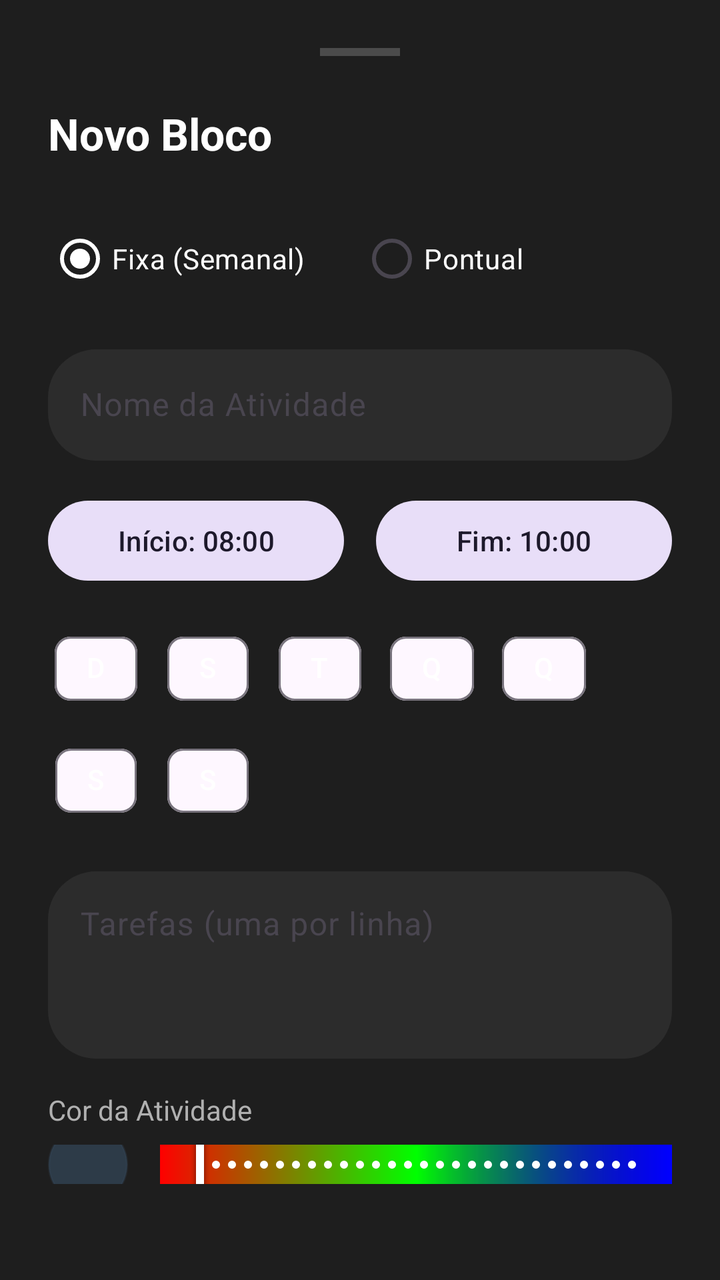
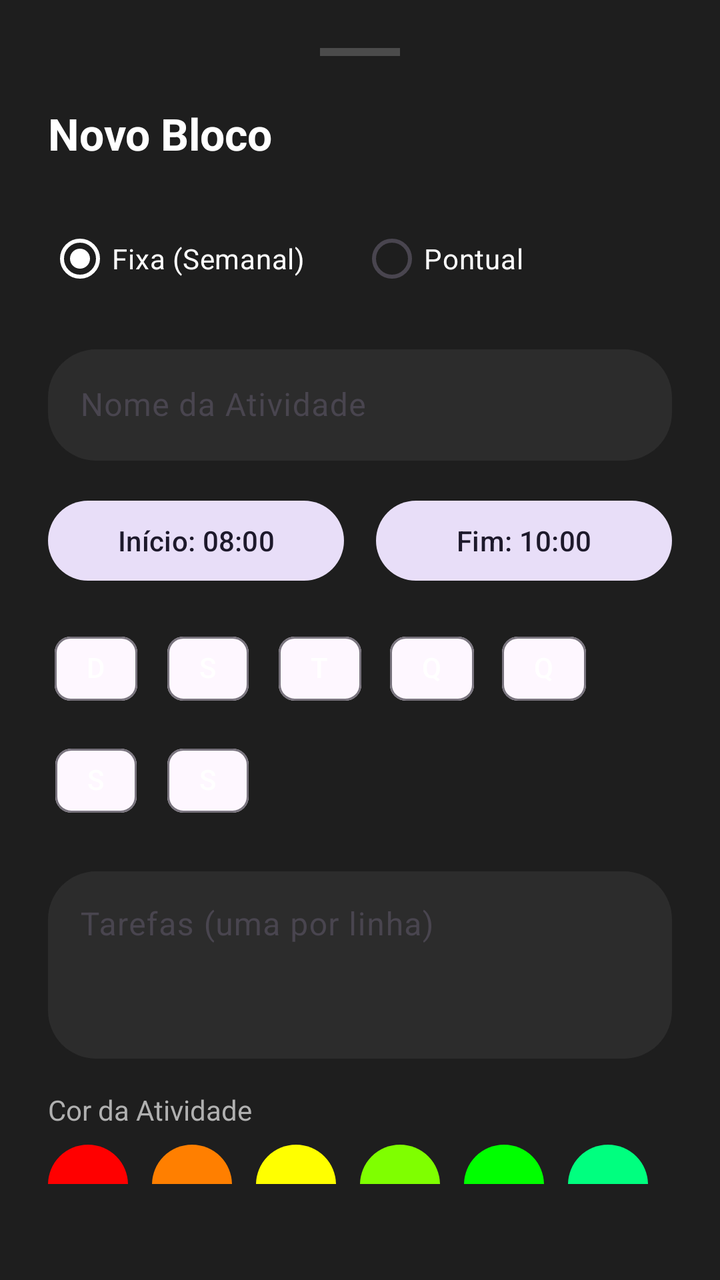

An Android layout rendered at two revisions. The XML below is the earlier revision; the diff shows what the commit changed to produce the second picture.
<!-- AndroidManifest.xml: application theme Theme.FlowWidget -->
<!-- res/layout/bottom_sheet_routine.xml -->
<?xml version="1.0" encoding="utf-8"?>
<LinearLayout xmlns:android="http://schemas.android.com/apk/res/android"
    xmlns:app="http://schemas.android.com/apk/res-auto"
    android:layout_width="match_parent"
    android:layout_height="wrap_content"
    android:background="#1E1E1E"
    android:orientation="vertical"
    android:padding="24dp">

    <View
        android:layout_width="40dp"
        android:layout_height="4dp"
        android:layout_gravity="center_horizontal"
        android:layout_marginBottom="24dp"
        android:background="#33FFFFFF" />

    <TextView
        android:id="@+id/tv_sheet_title"
        android:layout_width="wrap_content"
        android:layout_height="wrap_content"
        android:layout_marginBottom="24dp"
        android:text="Novo Bloco"
        android:textColor="#FFFFFF"
        android:textSize="22sp"
        android:textStyle="bold" />

    <RadioGroup
        android:id="@+id/rg_type"
        android:layout_width="match_parent"
        android:layout_height="wrap_content"
        android:layout_marginBottom="16dp"
        android:orientation="horizontal">

        <RadioButton
            android:id="@+id/rb_fixed"
            android:layout_width="0dp"
            android:layout_height="wrap_content"
            android:layout_weight="1"
            android:checked="true"
            android:text="Fixa (Semanal)"
            android:textColor="#FFFFFF" />

        <RadioButton
            android:id="@+id/rb_punctual"
            android:layout_width="0dp"
            android:layout_height="wrap_content"
            android:layout_weight="1"
            android:text="Pontual"
            android:textColor="#FFFFFF" />
    </RadioGroup>

    <com.google.android.material.textfield.TextInputLayout
        android:layout_width="match_parent"
        android:layout_height="wrap_content"
        android:layout_marginBottom="16dp"
        app:boxBackgroundColor="#2C2C2C"
        app:boxCornerRadiusBottomEnd="24dp"
        app:boxCornerRadiusBottomStart="24dp"
        app:boxCornerRadiusTopEnd="24dp"
        app:boxCornerRadiusTopStart="24dp"
        app:boxStrokeWidth="0dp"
        app:hintTextColor="#B0B0B0">

        <com.google.android.material.textfield.TextInputEditText
            android:id="@+id/et_name"
            android:layout_width="match_parent"
            android:layout_height="wrap_content"
            android:hint="Nome da Atividade"
            android:textColor="#FFFFFF" />
    </com.google.android.material.textfield.TextInputLayout>

    <LinearLayout
        android:layout_width="match_parent"
        android:layout_height="wrap_content"
        android:layout_marginBottom="16dp"
        android:orientation="horizontal">

        <Button
            android:id="@+id/btn_start_time"
            style="@style/Widget.Material3.Button.TonalButton"
            android:layout_width="0dp"
            android:layout_height="wrap_content"
            android:layout_marginEnd="8dp"
            android:layout_weight="1"
            android:text="Início: 08:00"
            app:cornerRadius="24dp" />

        <Button
            android:id="@+id/btn_end_time"
            style="@style/Widget.Material3.Button.TonalButton"
            android:layout_width="0dp"
            android:layout_height="wrap_content"
            android:layout_marginStart="8dp"
            android:layout_weight="1"
            android:text="Fim: 10:00"
            app:cornerRadius="24dp" />
    </LinearLayout>

    <Button
        android:id="@+id/btn_date"
        style="@style/Widget.Material3.Button.TonalButton"
        android:layout_width="match_parent"
        android:layout_height="wrap_content"
        android:layout_marginBottom="16dp"
        android:text="Data: 2023-10-27"
        android:visibility="gone"
        app:cornerRadius="24dp" />

    <com.google.android.material.chip.ChipGroup
        android:id="@+id/cg_days"
        android:layout_width="match_parent"
        android:layout_height="wrap_content"
        android:layout_marginBottom="16dp">

        <com.google.android.material.chip.Chip
            android:id="@+id/chip_dom"
            style="@style/Widget.Material3.Chip.Filter"
            android:layout_width="wrap_content"
            android:layout_height="wrap_content"
            android:text="D"
            android:textColor="#FFFFFF" />

        <com.google.android.material.chip.Chip
            android:id="@+id/chip_seg"
            style="@style/Widget.Material3.Chip.Filter"
            android:layout_width="wrap_content"
            android:layout_height="wrap_content"
            android:text="S"
            android:textColor="#FFFFFF" />

        <com.google.android.material.chip.Chip
            android:id="@+id/chip_ter"
            style="@style/Widget.Material3.Chip.Filter"
            android:layout_width="wrap_content"
            android:layout_height="wrap_content"
            android:text="T"
            android:textColor="#FFFFFF" />

        <com.google.android.material.chip.Chip
            android:id="@+id/chip_qua"
            style="@style/Widget.Material3.Chip.Filter"
            android:layout_width="wrap_content"
            android:layout_height="wrap_content"
            android:text="Q"
            android:textColor="#FFFFFF" />

        <com.google.android.material.chip.Chip
            android:id="@+id/chip_qui"
            style="@style/Widget.Material3.Chip.Filter"
            android:layout_width="wrap_content"
            android:layout_height="wrap_content"
            android:text="Q"
            android:textColor="#FFFFFF" />

        <com.google.android.material.chip.Chip
            android:id="@+id/chip_sex"
            style="@style/Widget.Material3.Chip.Filter"
            android:layout_width="wrap_content"
            android:layout_height="wrap_content"
            android:text="S"
            android:textColor="#FFFFFF" />

        <com.google.android.material.chip.Chip
            android:id="@+id/chip_sab"
            style="@style/Widget.Material3.Chip.Filter"
            android:layout_width="wrap_content"
            android:layout_height="wrap_content"
            android:text="S"
            android:textColor="#FFFFFF" />
    </com.google.android.material.chip.ChipGroup>

    <com.google.android.material.textfield.TextInputLayout
        android:layout_width="match_parent"
        android:layout_height="wrap_content"
        android:layout_marginBottom="16dp"
        app:boxBackgroundColor="#2C2C2C"
        app:boxCornerRadiusBottomEnd="24dp"
        app:boxCornerRadiusBottomStart="24dp"
        app:boxCornerRadiusTopEnd="24dp"
        app:boxCornerRadiusTopStart="24dp"
        app:boxStrokeWidth="0dp"
        app:hintTextColor="#B0B0B0">

        <com.google.android.material.textfield.TextInputEditText
            android:id="@+id/et_tasks"
            android:layout_width="match_parent"
            android:layout_height="wrap_content"
            android:gravity="top"
            android:hint="Tarefas (uma por linha)"
            android:inputType="textMultiLine"
            android:minLines="3"
            android:textColor="#FFFFFF" />
    </com.google.android.material.textfield.TextInputLayout>

    <TextView
        android:layout_width="wrap_content"
        android:layout_height="wrap_content"
        android:text="Cor da Atividade"
        android:textColor="#B0B0B0"
        android:textSize="14sp"
        android:layout_marginBottom="8dp" />

    <LinearLayout
        android:layout_width="match_parent"
        android:layout_height="wrap_content"
        android:orientation="horizontal"
        android:gravity="center_vertical"
        android:layout_marginBottom="24dp">

        <View
            android:id="@+id/view_selected_color"
            android:layout_width="40dp"
            android:layout_height="40dp"
            android:background="@drawable/bg_task_container"
            android:backgroundTint="#34495e" />

        <com.google.android.material.slider.Slider
            android:id="@+id/slider_hue"
            android:layout_width="0dp"
            android:layout_height="wrap_content"
            android:layout_weight="1"
            android:layout_marginStart="16dp"
            android:valueFrom="0.0"
            android:valueTo="360.0"
            android:stepSize="1.0"
            app:trackHeight="12dp"
            app:trackColorActive="@android:color/transparent"
            app:trackColorInactive="@android:color/transparent"
            android:background="@drawable/hue_gradient"
            app:thumbColor="#FFFFFF"
            app:thumbElevation="4dp" />
    </LinearLayout>

    <Button
        android:id="@+id/btn_save"
        android:layout_width="match_parent"
        android:layout_height="64dp"
        android:backgroundTint="#FFFFFF"
        android:text="Salvar Bloco"
        android:textColor="#121212"
        android:textStyle="bold"
        app:cornerRadius="32dp" />

</LinearLayout>
<!-- resources referenced by this layout -->
<resources>
  <!-- drawable bg_task_container (drawable) -->
  <?xml version="1.0" encoding="utf-8"?>
  <shape xmlns:android="http://schemas.android.com/apk/res/android">
      <solid android:color="#A6FFFFFF" />
  
      <corners android:radius="24dp" />
  
      <stroke
          android:width="1dp"
          android:color="#4DFFFFFF" />
  </shape>
  <!-- drawable hue_gradient (drawable) -->
  <?xml version="1.0" encoding="utf-8"?>
  <layer-list xmlns:android="http://schemas.android.com/apk/res/android">
      <item>
          <shape android:shape="rectangle">
              <corners android:radius="12dp" />
              <gradient
                  android:angle="0"
                  android:startColor="#FF0000"
                  android:centerColor="#00FF00"
                  android:type="linear" />
          </shape>
      </item>
      <item>
          <shape android:shape="rectangle">
              <corners android:radius="12dp" />
              <gradient
                  android:angle="0"
                  android:startColor="#00000000"
                  android:centerColor="#0000FF00"
                  android:endColor="#0000FF"
                  android:type="linear" />
          </shape>
      </item>
  </layer-list>
  <style name="Theme.FlowWidget" parent="Theme.Material3.DayNight.NoActionBar">
          
          <item name="colorPrimary">#FFFFFF</item>
          <item name="android:windowBackground">#121212</item>
          <item name="android:statusBarColor">#121212</item>
      </style>
</resources>

<!-- the commit's change to res/layout/bottom_sheet_routine.xml (unified diff, before → after) -->
@@ -200,36 +200,152 @@
         android:textSize="14sp"
         android:layout_marginBottom="8dp" />
 
-    <LinearLayout
-        android:layout_width="match_parent"
-        android:layout_height="wrap_content"
-        android:orientation="horizontal"
-        android:gravity="center_vertical"
-        android:layout_marginBottom="24dp">
-
-        <View
-            android:id="@+id/view_selected_color"
-            android:layout_width="40dp"
-            android:layout_height="40dp"
-            android:background="@drawable/bg_task_container"
-            android:backgroundTint="#34495e" />
-
-        <com.google.android.material.slider.Slider
-            android:id="@+id/slider_hue"
-            android:layout_width="0dp"
-            android:layout_height="wrap_content"
-            android:layout_weight="1"
-            android:layout_marginStart="16dp"
-            android:valueFrom="0.0"
-            android:valueTo="360.0"
-            android:stepSize="1.0"
-            app:trackHeight="12dp"
-            app:trackColorActive="@android:color/transparent"
-            app:trackColorInactive="@android:color/transparent"
-            android:background="@drawable/hue_gradient"
-            app:thumbColor="#FFFFFF"
-            app:thumbElevation="4dp" />
-    </LinearLayout>
+    <HorizontalScrollView
+        android:layout_width="match_parent"
+        android:layout_height="wrap_content"
+        android:layout_marginBottom="24dp"
+        android:scrollbars="none">
+
+        <RadioGroup
+            android:id="@+id/rg_color_selector"
+            android:layout_width="wrap_content"
+            android:layout_height="wrap_content"
+            android:orientation="horizontal">
+
+            
+            <RadioButton
+                android:id="@+id/color_red"
+                android:layout_width="40dp"
+                android:layout_height="40dp"
+                android:layout_marginEnd="12dp"
+                android:button="@null"
+                android:background="@drawable/selector_color_dot"
+                android:backgroundTint="#FF0000"
+                android:foreground="@drawable/selection_border" />
+
+            
+            <RadioButton
+                android:id="@+id/color_orange"
+                android:layout_width="40dp"
+                android:layout_height="40dp"
+                android:layout_marginEnd="12dp"
+                android:button="@null"
+                android:background="@drawable/selector_color_dot"
+                android:backgroundTint="#FF7F00"
+                android:foreground="@drawable/selection_border" />
+
+            
+            <RadioButton
+                android:id="@+id/color_yellow"
+                android:layout_width="40dp"
+                android:layout_height="40dp"
+                android:layout_marginEnd="12dp"
+                android:button="@null"
+                android:background="@drawable/selector_color_dot"
+                android:backgroundTint="#FFFF00"
+                android:foreground="@drawable/selection_border" />
+
+            
+            <RadioButton
+                android:id="@+id/color_lime"
+                android:layout_width="40dp"
+                android:layout_height="40dp"
+                android:layout_marginEnd="12dp"
+                android:button="@null"
+                android:background="@drawable/selector_color_dot"
+                android:backgroundTint="#7FFF00"
+                android:foreground="@drawable/selection_border" />
+
+            
+            <RadioButton
+                android:id="@+id/color_green"
+                android:layout_width="40dp"
+                android:layout_height="40dp"
+                android:layout_marginEnd="12dp"
+                android:button="@null"
+                android:background="@drawable/selector_color_dot"
+                android:backgroundTint="#00FF00"
+                android:foreground="@drawable/selection_border" />
+
+            
+            <RadioButton
+                android:id="@+id/color_spring_green"
+                android:layout_width="40dp"
+                android:layout_height="40dp"
+                android:layout_marginEnd="12dp"
+                android:button="@null"
+                android:background="@drawable/selector_color_dot"
+                android:backgroundTint="#00FF7F"
+                android:foreground="@drawable/selection_border" />
+
+            
+            <RadioButton
+                android:id="@+id/color_cyan"
+                android:layout_width="40dp"
+                android:layout_height="40dp"
+                android:layout_marginEnd="12dp"
+                android:button="@null"
+                android:background="@drawable/selector_color_dot"
+                android:backgroundTint="#00FFFF"
+                android:foreground="@drawable/selection_border" />
+
+            
+            <RadioButton
+                android:id="@+id/color_azure"
+                android:layout_width="40dp"
+                android:layout_height="40dp"
+                android:layout_marginEnd="12dp"
+                android:button="@null"
+                android:background="@drawable/selector_color_dot"
+                android:backgroundTint="#007FFF"
+                android:foreground="@drawable/selection_border" />
+
+            
+            <RadioButton
+                android:id="@+id/color_blue"
+                android:layout_width="40dp"
+                android:layout_height="40dp"
+                android:layout_marginEnd="12dp"
+                android:button="@null"
+                android:background="@drawable/selector_color_dot"
+                android:backgroundTint="#0000FF"
+                android:foreground="@drawable/selection_border" />
+
+            
+            <RadioButton
+                android:id="@+id/color_violet"
+                android:layout_width="40dp"
+                android:layout_height="40dp"
+                android:layout_marginEnd="12dp"
+                android:button="@null"
+                android:background="@drawable/selector_color_dot"
+                android:backgroundTint="#7F00FF"
+                android:foreground="@drawable/selection_border" />
+
+            
+            <RadioButton
+                android:id="@+id/color_magenta"
+                android:layout_width="40dp"
+                android:layout_height="40dp"
+                android:layout_marginEnd="12dp"
+                android:button="@null"
+                android:background="@drawable/selector_color_dot"
+                android:backgroundTint="#FF00FF"
+                android:foreground="@drawable/selection_border" />
+
+            
+            <RadioButton
+                android:id="@+id/color_rose"
+                android:layout_width="40dp"
+                android:layout_height="40dp"
+                android:layout_marginEnd="12dp"
+                android:button="@null"
+                android:background="@drawable/selector_color_dot"
+                android:backgroundTint="#FF007F"
+                android:foreground="@drawable/selection_border" />
+
+        </RadioGroup>
+    </HorizontalScrollView>
 
     <Button
         android:id="@+id/btn_save"
<!-- resource entries referenced after the edit -->
@@ -1,41 +1,26 @@
 <!-- resources referenced by this layout -->
 <resources>
-  <!-- drawable bg_task_container (drawable) -->
+  <!-- drawable selection_border (drawable) -->
   <?xml version="1.0" encoding="utf-8"?>
-  <shape xmlns:android="http://schemas.android.com/apk/res/android">
-      <solid android:color="#A6FFFFFF" />
-  
-      <corners android:radius="24dp" />
-  
-      <stroke
-          android:width="1dp"
-          android:color="#4DFFFFFF" />
-  </shape>
-  <!-- drawable hue_gradient (drawable) -->
-  <?xml version="1.0" encoding="utf-8"?>
-  <layer-list xmlns:android="http://schemas.android.com/apk/res/android">
-      <item>
-          <shape android:shape="rectangle">
-              <corners android:radius="12dp" />
-              <gradient
-                  android:angle="0"
-                  android:startColor="#FF0000"
-                  android:centerColor="#00FF00"
-                  android:type="linear" />
+  <selector xmlns:android="http://schemas.android.com/apk/res/android">
+      
+      <item android:state_checked="true">
+          <shape android:shape="oval">
+              <stroke android:width="3dp" android:color="#FFFFFF" />
+              <padding android:bottom="4dp" android:left="4dp" android:right="4dp" android:top="4dp" />
           </shape>
       </item>
+      
       <item>
-          <shape android:shape="rectangle">
-              <corners android:radius="12dp" />
-              <gradient
-                  android:angle="0"
-                  android:startColor="#00000000"
-                  android:centerColor="#0000FF00"
-                  android:endColor="#0000FF"
-                  android:type="linear" />
-          </shape>
+          <shape android:shape="oval" />
       </item>
-  </layer-list>
+  </selector>
+  <!-- drawable selector_color_dot (drawable) -->
+  <?xml version="1.0" encoding="utf-8"?>
+  <shape xmlns:android="http://schemas.android.com/apk/res/android"
+      android:shape="oval">
+      <solid android:color="#FFFFFF" />
+  </shape>
   <style name="Theme.FlowWidget" parent="Theme.Material3.DayNight.NoActionBar">
           
           <item name="colorPrimary">#FFFFFF</item>
